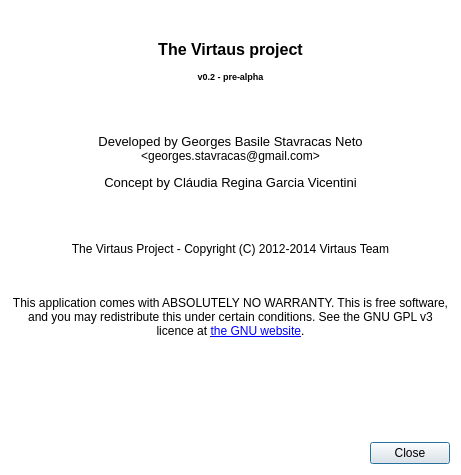
Before: the Qt Designer form dialogs/about-dialog.ui in GeorgesStavracas/Virtaus-old, drawn with Qt 5.
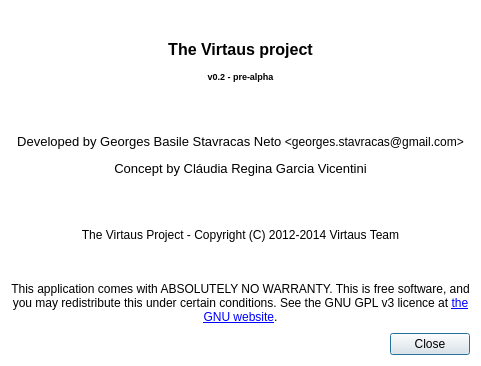
After: the same form once the commit is applied. Icons and pictures are not drawn.

Commit message: dialogs: auto resize about dialog according to content size

```diff
--- a/dialogs/about-dialog.ui
+++ b/dialogs/about-dialog.ui
@@ -5,14 +5,6 @@
   <property name="windowModality">
    <enum>Qt::WindowModal</enum>
   </property>
-  <property name="geometry">
-   <rect>
-    <x>0</x>
-    <y>0</y>
-    <width>461</width>
-    <height>475</height>
-   </rect>
-  </property>
   <property name="windowTitle">
    <string>About Virtaus</string>
   </property>
```
